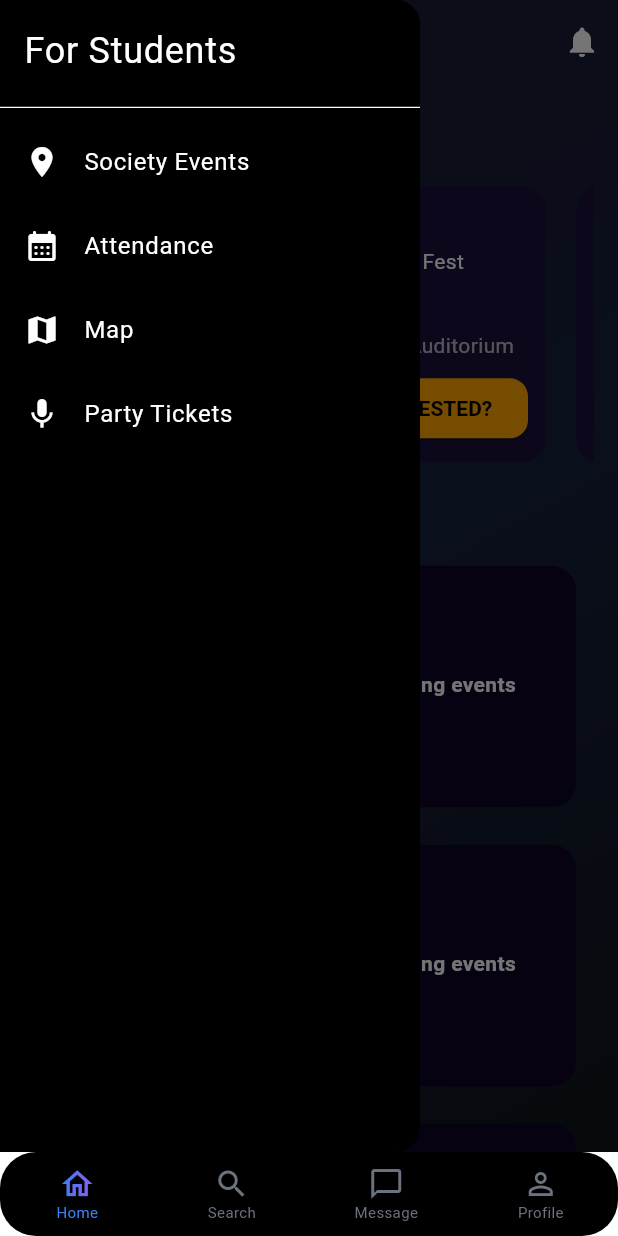
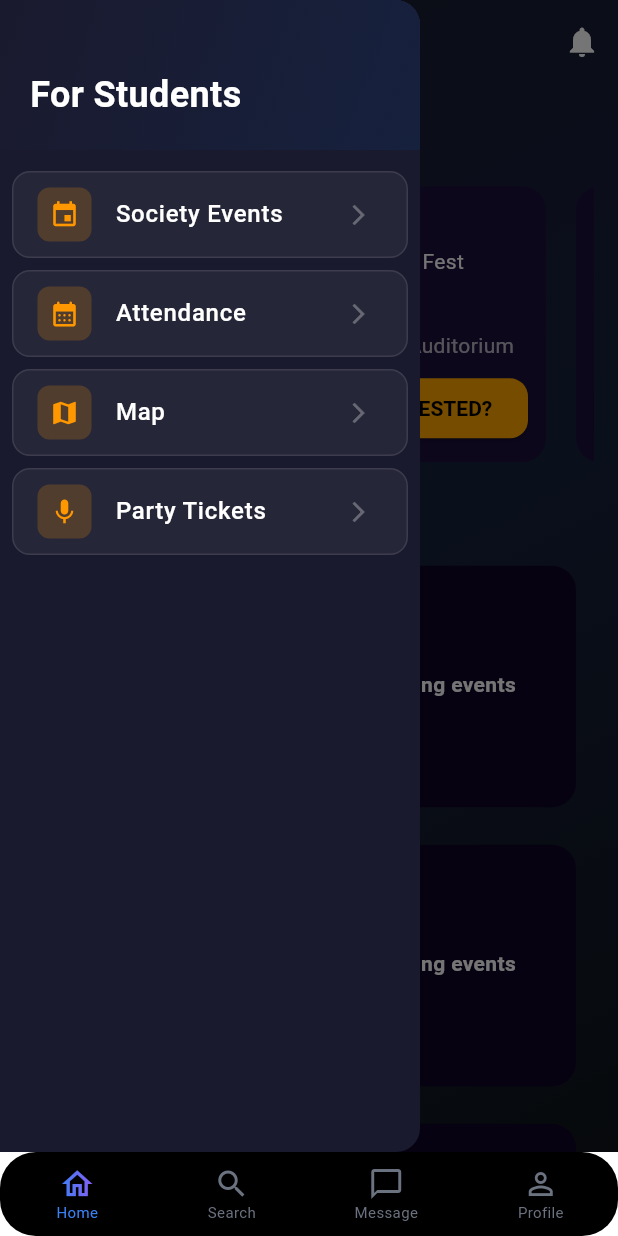
Before and after one commit to WEFT-TIET/FRONTEND, a Flutter app: the screen it shows after launch, with the side drawer open, on a phone screen of 412 x 824 dp. Run offline on Flutter 3.47's test engine with Material 3 defaults, Android fonts, the phone set to English and light mode, and no system bars; our stand-ins replace flutter_svg, google_fonts; Roboto replaces fonts that are missing (Indie Flower).

```diff
--- a/frontend_weft/lib/features/home/view/pages/home.dart
+++ b/frontend_weft/lib/features/home/view/pages/home.dart
@@ -37,71 +37,67 @@ class HomePage extends StatelessWidget {
           child: SizedBox(
             width: 280,
             child: Drawer(
-              backgroundColor: const Color.fromARGB(255, 0, 0, 0),
-              child: ListView(
-                padding: EdgeInsets.zero,
+              backgroundColor: const Color(0xFF1a1a2e),
+              child: Column(
                 children: <Widget>[
-                  SizedBox(
-                    height: 80,
-                    child: DrawerHeader(
-                      decoration: BoxDecoration(
-                        color: const Color.fromARGB(255, 0, 0, 0),
+                  // Header
+                  Container(
+                    height: 100,
+                    padding: EdgeInsets.all(20),
+                    decoration: BoxDecoration(
+                      gradient: LinearGradient(
+                        colors: [
+                          Color(0xFF1a1a2e),
+                          Color(0xFF16213e),
+                        ],
+                        begin: Alignment.topLeft,
+                        end: Alignment.bottomRight,
                       ),
+                    ),
+                    child: Align(
+                      alignment: Alignment.bottomLeft,
                       child: Text(
                         'For Students',
-                        style: TextStyle(color: Colors.white, fontSize: 24),
+                        style: TextStyle(
+                          color: Colors.white,
+                          fontSize: 24,
+                          fontWeight: FontWeight.bold,
+                        ),
                       ),
                     ),
                   ),
-                  ListTile(
-                    leading: Icon(Icons.location_on),
-                    title: Text('Society Events'),
-                    onTap: () {
-                      Navigator.pop(context);
-                      Navigator.push(
-                        context,
-                        MaterialPageRoute(builder: (context) => EventPage()),
-                      ); // Close the drawer
-                      // Do something
-                    },
-                  ),
-                  ListTile(
-                    leading: Icon(Icons.calendar_month_rounded),
-                    title: Text('Attendance'),
-                    onTap: () {
-                      Navigator.pop(context);
-                      Navigator.push(
-                        context,
-                        MaterialPageRoute(
-                          builder: (context) => AttendancePage(),
+
+                  // Menu Items
+                  Expanded(
+                    child: ListView(
+                      padding: EdgeInsets.symmetric(vertical: 10),
+                      children: <Widget>[
+                        _buildMenuItem(
+                          context: context,
+                          icon: Icons.event,
+                          title: 'Society Events',
+                          page: EventPage(),
                         ),
-                      ); // Close the drawer
-                      // Navigate to settings
-                    },
-                  ),
-                  ListTile(
-                    leading: Icon(Icons.map),
-                    title: Text('Map'),
-                    onTap: () {
-                      Navigator.pop(context);
-                      Navigator.push(
-                        context,
-                        MaterialPageRoute(builder: (context) => ThaparMapScreen()),
-                      ); // Close the drawer
-                      // Do something
-                    },
-                  ),
-                  ListTile(
-                    leading: Icon(Icons.mic),
-                    title: Text('Party Tickets'),
-                    onTap: () {
-                      Navigator.pop(context);
-                      Navigator.push(
-                        context,
-                        MaterialPageRoute(builder: (context) => PartyPage()),
-                      ); // Close the drawer
-                      // Do something
-                    },
+                        _buildMenuItem(
+                          context: context,
+                          icon: Icons.calendar_month_rounded,
+                          title: 'Attendance',
+                          page: AttendancePage(),
+                        ),
+                        _buildMenuItem(
+                          context: context,
+                          icon: Icons.map,
+                          title: 'Map',
+                          page: ThaparMapScreen(),
+                        ),
+                        _buildMenuItem(
+                          context: context,
+                          icon: Icons.mic,
+                          title: 'Party Tickets',
+                          page: PartyPage(),
+                        ),
+                      ],
+                    ),
                   ),
                 ],
               ),
@@ -175,4 +171,58 @@ class HomePage extends StatelessWidget {
       ),
     );
   }
+
+  // Helper method for drawer menu items
+  Widget _buildMenuItem({
+    required BuildContext context,
+    required IconData icon,
+    required String title,
+    required Widget page,
+  }) {
+    return Container(
+      margin: EdgeInsets.symmetric(horizontal: 8, vertical: 4),
+      decoration: BoxDecoration(
+        color: Colors.white.withOpacity(0.05),
+        borderRadius: BorderRadius.circular(12),
+        border: Border.all(
+          color: Colors.white.withOpacity(0.1),
+          width: 1,
+        ),
+      ),
+      child: ListTile(
+        leading: Container(
+          padding: EdgeInsets.all(8),
+          decoration: BoxDecoration(
+            color: Colors.orange.withOpacity(0.2),
+            borderRadius: BorderRadius.circular(8),
+          ),
+          child: Icon(
+            icon,
+            color: Colors.orange,
+            size: 20,
+          ),
+        ),
+        title: Text(
+          title,
+          style: TextStyle(
+            color: Colors.white,
+            fontSize: 16,
+            fontWeight: FontWeight.w500,
+          ),
+        ),
+        trailing: Icon(
+          Icons.arrow_forward_ios,
+          color: Colors.white30,
+          size: 16,
+        ),
+        onTap: () {
+          Navigator.pop(context);
+          Navigator.push(
+            context,
+            MaterialPageRoute(builder: (context) => page),
+          );
+        },
+      ),
+    );
+  }
 }
```
Also changed, not shown: frontend_weft/lib/features/home/view/Drawer/map.dart (+95 -55 lines), frontend_weft/lib/core/assets/thapar_map.png (renamed from frontend_weft/lib/core/assets/thapar_map.svg).
